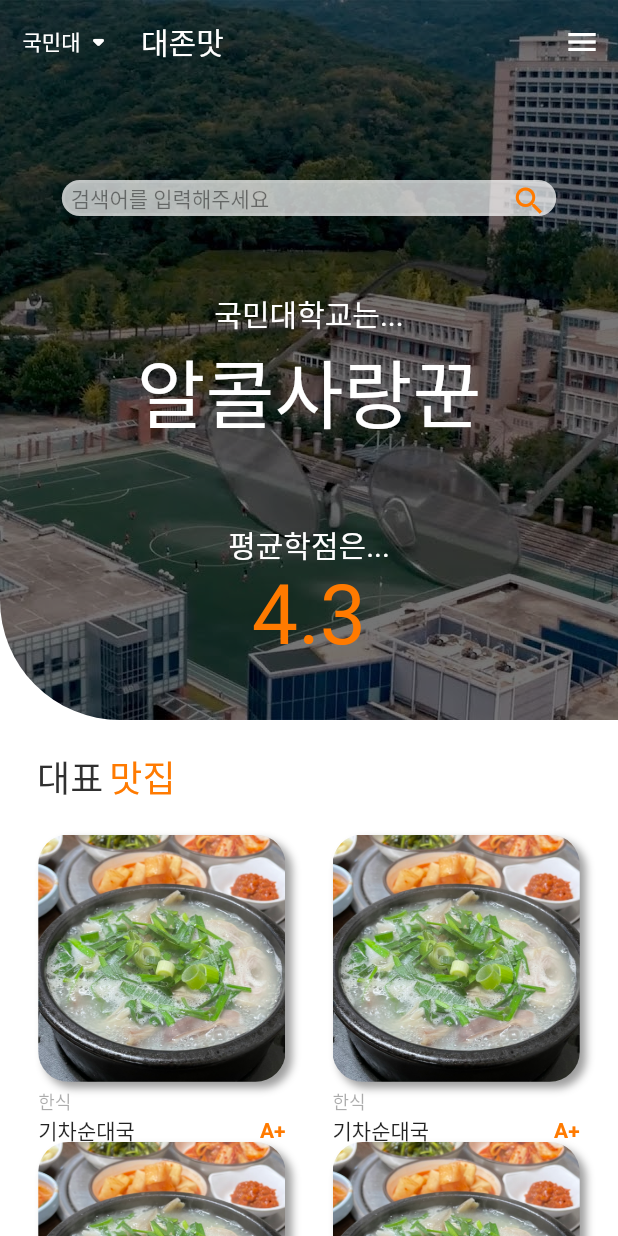
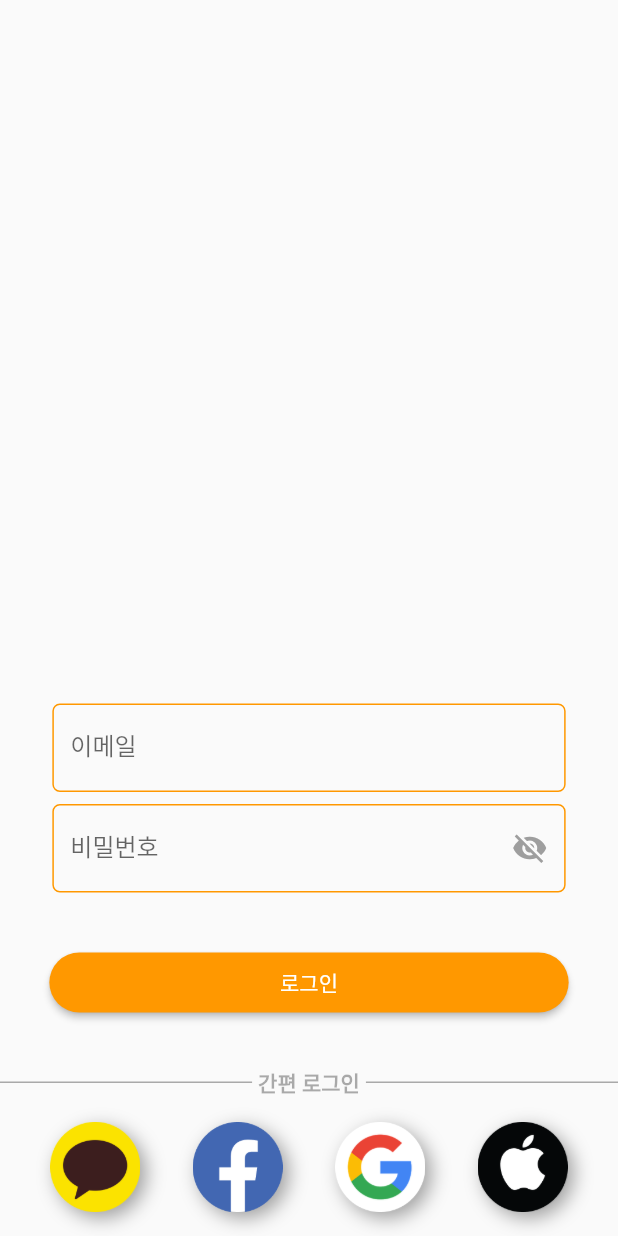
Before and after one commit to EastWon0103/djm_project, a Flutter app: the screen it shows after launch, on a phone screen of 412 x 824 dp. Run offline on Flutter 3.47's test engine with Material 2 defaults, Android fonts, the phone set to English and light mode, and no system bars; our stand-ins replace cloud_firestore, firebase_core, firebase_storage; missing offline and left inert: transition; accounts and stored records are empty; Roboto replaces fonts that are missing (KotraHands).

Commit message:
Make Login Widget, and add appbar at ShopInfoWidget

```diff
--- /dev/null
+++ b/lib/login/loginWidget.dart
@@ -0,0 +1,199 @@
+import 'dart:io';
+
+import 'package:djm/djm_style.dart';
+import 'package:flutter/material.dart';
+
+class LoginWidget extends StatefulWidget {
+  State<StatefulWidget> createState() {
+    return _LoginWidget();
+  }
+}
+
+class _LoginWidget extends State<LoginWidget> {
+  late bool _passwordVisible;
+
+  void initState() {
+    _passwordVisible = false;
+  }
+
+  void _kakaoLogin() {
+    print("kakaotalk");
+  }
+
+  void _facebookLogin() {
+    print("facebook");
+  }
+
+  void _googleLogin() {
+    print("google");
+  }
+
+  void _appleLogin() {
+    print("apple");
+  }
+
+  @override
+  Widget build(BuildContext context) {
+    double _widgetWidth = MediaQuery.of(context).size.width * 0.85;
+
+    Widget _kakaoButton = GestureDetector(
+        onTap: () => _kakaoLogin(),
+        child: Container(
+            decoration: BoxDecoration(
+                borderRadius: BorderRadius.circular(100),
+                boxShadow: [
+                  BoxShadow(
+                      color: Colors.grey,
+                      offset: Offset(4.0, 4.0),
+                      blurRadius: 10.0,
+                      spreadRadius: 0)
+                ]),
+            child: Image.asset("image/kakaotalk_login.png", height: 60)));
+
+    Widget _facebookButton = GestureDetector(
+        onTap: () => _facebookLogin(),
+        child: Container(
+            decoration: BoxDecoration(
+                borderRadius: BorderRadius.circular(100),
+                boxShadow: [
+                  BoxShadow(
+                      color: Colors.grey,
+                      offset: Offset(4.0, 4.0),
+                      blurRadius: 10.0,
+                      spreadRadius: 0)
+                ]),
+            child: Image.asset("image/facebook_login.png", height: 60)));
+
+    Widget _googleButton = GestureDetector(
+        onTap: () => _googleLogin(),
+        child: Container(
+            decoration: BoxDecoration(
+                borderRadius: BorderRadius.circular(100),
+                boxShadow: [
+                  BoxShadow(
+                      color: Colors.grey,
+                      offset: Offset(4.0, 4.0),
+                      blurRadius: 10.0,
+                      spreadRadius: 0)
+                ]),
+            child: Image.asset("image/google_login.png", height: 60)));
+
+    Widget _appleButton = GestureDetector(
+        onTap: () => _appleLogin(),
+        child: Container(
+            decoration: BoxDecoration(
+                borderRadius: BorderRadius.circular(100),
+                boxShadow: [
+                  BoxShadow(
+                      color: Colors.grey,
+                      offset: Offset(4.0, 4.0),
+                      blurRadius: 10.0,
+                      spreadRadius: 0)
+                ]),
+            child: Image.asset("image/apple_login.png", height: 60)));
+
+    return Scaffold(
+        body: SafeArea(
+            child: SingleChildScrollView(
+                scrollDirection: Axis.vertical,
+                child: Container(
+                    height: Platform.isAndroid
+                        ? MediaQuery.of(context).size.height
+                        : MediaQuery.of(context).size.height - 80,
+                    child: Column(
+                      crossAxisAlignment: CrossAxisAlignment.center,
+                      mainAxisSize: MainAxisSize.min,
+                      children: [
+                        Expanded(child: Container(child: Text(""))),
+                        Container(
+                            width: MediaQuery.of(context).size.width * 0.85,
+                            padding: EdgeInsets.all(4),
+                            child: TextFormField(
+                                keyboardType: TextInputType.emailAddress,
+                                decoration: const InputDecoration(
+                                    labelText: '이메일',
+                                    border: OutlineInputBorder(
+                                        borderSide:
+                                            BorderSide(color: Colors.orange)),
+                                    enabledBorder: OutlineInputBorder(
+                                        borderRadius: BorderRadius.all(
+                                            Radius.circular(5)),
+                                        borderSide: BorderSide(
+                                            color: Colors.orange))))),
+                        Container(
+                            width: MediaQuery.of(context).size.width * 0.85,
+                            padding: EdgeInsets.all(4),
+                            child: TextFormField(
+                                obscureText: !_passwordVisible,
+                                decoration: InputDecoration(
+                                    labelText: '비밀번호',
+                                    suffixIcon: IconButton(
+                                      icon: Icon(
+                                          _passwordVisible
+                                              ? Icons.visibility
+                                              : Icons.visibility_off,
+                                          color: Colors.grey),
+                                      onPressed: () {
+                                        setState(() {
+                                          _passwordVisible = !_passwordVisible;
+                                        });
+                                      },
+                                    ),
+                                    border: OutlineInputBorder(
+                                        borderSide:
+                                            BorderSide(color: Colors.orange)),
+                                    enabledBorder: OutlineInputBorder(
+                                        borderRadius: BorderRadius.all(
+                                            Radius.circular(5)),
+                                        borderSide: BorderSide(
+                                            color: Colors.orange))))),
+                        Padding(
+                            padding: EdgeInsets.only(top: 32, bottom: 32),
+                            child: ElevatedButton(
+                                style: ElevatedButton.styleFrom(
+                                    shape: RoundedRectangleBorder(
+                                        borderRadius:
+                                            BorderRadius.circular(20)),
+                                    padding: EdgeInsets.zero,
+                                    minimumSize: Size(_widgetWidth - 4, 40)),
+                                onPressed: () {
+                                  print("hi");
+                                },
+                                child: Text("로그인",
+                                    style: TextStyle(color: Colors.white)))),
+                        Row(children: [
+                          Expanded(
+                              child: Divider(
+                            thickness: 1,
+                            color: DJMstyle().djm_gray_color,
+                          )),
+                          Padding(
+                              padding: EdgeInsets.only(right: 4, left: 4),
+                              child: Text("간편 로그인",
+                                  style: TextStyle(
+                                      color: DJMstyle().djm_gray_color,
+                                      fontWeight: FontWeight.bold))),
+                          Expanded(
+                              child: Divider(
+                            thickness: 1,
+                            color: DJMstyle().djm_gray_color,
+                          ))
+                        ]),
+                        Container(
+                          child: Padding(
+                              padding: EdgeInsets.all(16),
+                              child: Container(
+                                  child: Row(
+                                      mainAxisAlignment:
+                                          MainAxisAlignment.spaceAround,
+                                      children: [
+                                    _kakaoButton,
+                                    _facebookButton,
+                                    _googleButton,
+                                    _appleButton
+                                  ]))),
+                        )
+                      ],
+                    )))));
+  }
+}
--- a/lib/main.dart
+++ b/lib/main.dart
@@ -1,9 +1,11 @@
 import 'package:cloud_firestore/cloud_firestore.dart';
-import 'package:djm/mainGrid.dart/mainGrid.dart';
+import 'package:djm/djm_style.dart';
+import 'package:djm/mainGrid/mainGrid.dart';
 import 'package:djm/shopinfo/shopInfoWidget.dart';
 import 'package:firebase_core/firebase_core.dart';
 import 'package:firebase_storage/firebase_storage.dart';
 import 'package:flutter/material.dart';
+import 'package:djm/login/loginWidget.dart';
 
 void main() async {
   WidgetsFlutterBinding.ensureInitialized();
@@ -19,35 +21,7 @@ class MyApp extends StatelessWidget {
     return MaterialApp(
         title: 'Flutter Demo',
         debugShowCheckedModeBanner: false,
-        theme: ThemeData(
-          primarySwatch: Colors.blue,
-        ),
-        home: MainGridView());
+        theme: ThemeData(primarySwatch: Colors.orange),
+        home: LoginWidget());
   }
 }
-
-class MyHomePage extends StatefulWidget {
-  const MyHomePage({Key? key, required this.title}) : super(key: key);
-
-  final String title;
-
-  @override
-  State<MyHomePage> createState() => _MyHomePageState();
-}
-
-class _MyHomePageState extends State<MyHomePage> {
-  @override
-  Widget build(BuildContext context) {
-    return Scaffold(
-        body: Container(
-            child: Center(
-      child: OutlinedButton(
-          onPressed: () async {
-            final f = FirebaseFirestore.instance;
-            await f.collection('PROFILE').doc('abc').set({'thisid': 'test'});
-            print("ok");
-          },
-          child: Text("보내기", style: TextStyle(color: Colors.black))),
-    )));
-  }
-}
--- a/lib/shopinfo/shopInfoWidget.dart
+++ b/lib/shopinfo/shopInfoWidget.dart
@@ -1,3 +1,4 @@
+import 'package:djm/djm_style.dart';
 import 'package:djm/shopinfo/imageWithInfo.dart';
 import 'package:flutter/material.dart';
 import 'package:djm/shopinfo/menList.dart';
@@ -16,6 +17,17 @@ class ShopInfoWidget extends StatelessWidget {
     Widget _menuSection = MenuList();
     Widget _reviewSection = Review();
     return Scaffold(
+        appBar: AppBar(
+            backgroundColor: Colors.white,
+            title: Text("대존맛",
+                style: TextStyle(
+                    fontFamily: 'KotraHands',
+                    fontSize: 20,
+                    color: DJMstyle().djm_black_color)),
+            leading: GestureDetector(
+                onTap: () => Navigator.pop(context),
+                child: Icon(Icons.arrow_back_ios_new,
+                    color: DJMstyle().djm_color))),
         body: ListView(
             scrollDirection: Axis.vertical,
             children: [_stackSection, _menuSection, _reviewSection]));
--- a/pubspec.yaml
+++ b/pubspec.yaml
@@ -75,6 +75,10 @@ flutter:
     - image/train_menu.jpg
     - image/kookmin.jpeg
     - image/searchbar.png
+    - image/kakaotalk_login.png
+    - image/facebook_login.png
+    - image/google_login.png
+    - image/apple_login.png
 
   # An image asset can refer to one or more resolution-specific "variants", see
   # https://flutter.dev/assets-and-images/#resolution-aware.
```
Also changed, not shown: image/apple_login.png (added), image/facebook_login.png (added), image/google_login.png (added), image/kakaotalk_login.png (added), lib/mainGrid/mainGrid.dart (renamed from lib/mainGrid.dart/mainGrid.dart), lib/mainGrid/univ.dart (renamed from lib/mainGrid.dart/univ.dart).
